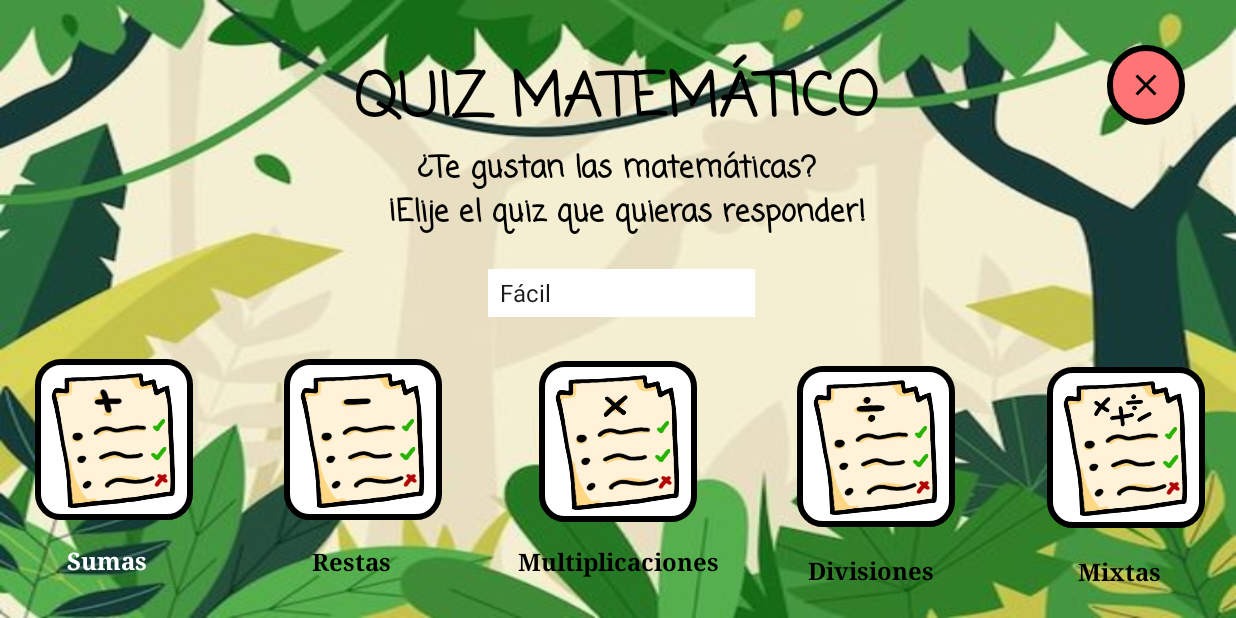
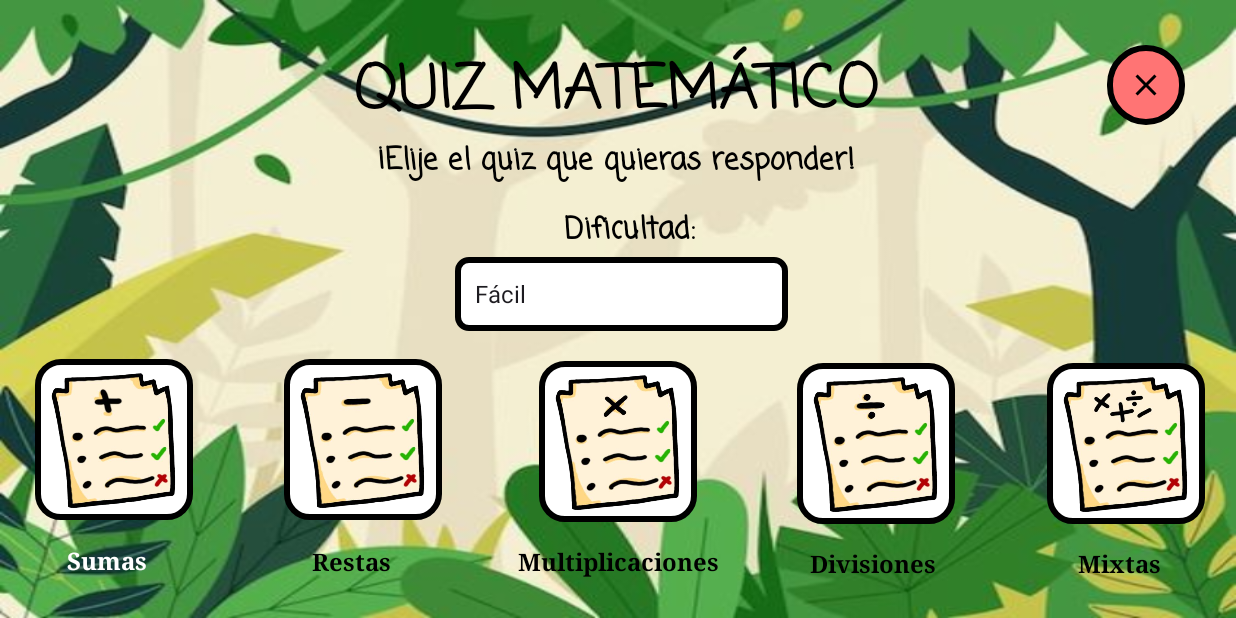
Before and after one commit to iscRamirezAbril/Android_QuizApp_SQLite_v2, an Android app: the QuizMenu_Activity screen opened directly, with no data from a screen before it, on a phone screen of 824 x 412 dp (held sideways). Run offline under Robolectric (Android 15) with nearby library versions, the phone set to English and light mode, and no system bars.

Commit message:
Diseño para el Dropdown del menú, terminado.

```diff
--- /dev/null
+++ b/app/src/main/res/drawable/spinner_background.xml
@@ -0,0 +1,17 @@
+<?xml version="1.0" encoding="utf-8"?>
+<selector xmlns:android="http://schemas.android.com/apk/res/android">
+    <item><layer-list>
+        <item>
+            <shape>
+                <solid
+                    android:color="@color/white">
+                </solid>
+
+                <corners android:radius="7dp" />
+                <stroke
+                    android:width="4dp"
+                    android:color="@color/black"/>
+            </shape>
+        </item>
+    </layer-list></item>
+</selector>
--- a/app/src/main/res/layout/activity_quizmenu.xml
+++ b/app/src/main/res/layout/activity_quizmenu.xml
@@ -21,7 +21,7 @@
         app:layout_constraintHorizontal_bias="0.993"
         app:layout_constraintStart_toStartOf="parent"
         app:layout_constraintTop_toTopOf="parent"
-        app:layout_constraintVertical_bias="0.838" />
+        app:layout_constraintVertical_bias="0.83" />
 
     <TextView
         android:id="@+id/txtView_title"
@@ -38,10 +38,10 @@
         app:layout_constraintHorizontal_bias="0.498"
         app:layout_constraintStart_toStartOf="parent"
         app:layout_constraintTop_toTopOf="parent"
-        app:layout_constraintVertical_bias="0.062" />
+        app:layout_constraintVertical_bias="0.045" />
 
     <TextView
-        android:id="@+id/txtLayoutMessage2"
+        android:id="@+id/txtLayoutMessage"
         android:layout_width="wrap_content"
         android:layout_height="wrap_content"
         android:fontFamily="casual"
@@ -52,27 +52,27 @@
         android:textStyle="bold"
         app:layout_constraintBottom_toBottomOf="parent"
         app:layout_constraintEnd_toEndOf="parent"
-        app:layout_constraintHorizontal_bias="0.512"
+        app:layout_constraintHorizontal_bias="0.497"
         app:layout_constraintStart_toStartOf="parent"
         app:layout_constraintTop_toBottomOf="@+id/txtView_title"
-        app:layout_constraintVertical_bias="0.109" />
+        app:layout_constraintVertical_bias="0.0" />
 
     <TextView
-        android:id="@+id/txtLayoutMessage"
+        android:id="@+id/txtLayoutMessage2"
         android:layout_width="wrap_content"
         android:layout_height="wrap_content"
         android:fontFamily="casual"
-        android:text="¿Te gustan las matemáticas?"
+        android:text="Dificultad:"
         android:textAllCaps="false"
         android:textColor="#000000"
         android:textSize="20sp"
         android:textStyle="bold"
         app:layout_constraintBottom_toBottomOf="parent"
         app:layout_constraintEnd_toEndOf="parent"
-        app:layout_constraintHorizontal_bias="0.498"
+        app:layout_constraintHorizontal_bias="0.511"
         app:layout_constraintStart_toStartOf="parent"
         app:layout_constraintTop_toBottomOf="@+id/txtView_title"
-        app:layout_constraintVertical_bias="0.0" />
+        app:layout_constraintVertical_bias="0.169" />
 
     <ImageButton
         android:id="@+id/btnAddQuiz"
@@ -131,7 +131,7 @@
         app:layout_constraintHorizontal_bias="0.75"
         app:layout_constraintStart_toStartOf="parent"
         app:layout_constraintTop_toTopOf="parent"
-        app:layout_constraintVertical_bias="0.835" />
+        app:layout_constraintVertical_bias="0.83" />
 
     <ImageButton
         android:id="@+id/imageButton11"
@@ -209,10 +209,10 @@
         android:textStyle="bold"
         app:layout_constraintBottom_toBottomOf="parent"
         app:layout_constraintEnd_toEndOf="parent"
-        app:layout_constraintHorizontal_bias="0.738"
+        app:layout_constraintHorizontal_bias="0.74"
         app:layout_constraintStart_toStartOf="parent"
         app:layout_constraintTop_toBottomOf="@+id/btnDivQuiz"
-        app:layout_constraintVertical_bias="0.384" />
+        app:layout_constraintVertical_bias="0.0" />
 
     <TextView
         android:id="@+id/lblMixedQuiz"
@@ -229,13 +229,15 @@
         app:layout_constraintHorizontal_bias="0.954"
         app:layout_constraintStart_toStartOf="parent"
         app:layout_constraintTop_toBottomOf="@+id/btnMixedQuiz"
-        app:layout_constraintVertical_bias="0.407" />
+        app:layout_constraintVertical_bias="0.0" />
 
     <Spinner
         android:id="@+id/spinner_difficulty"
-        android:layout_width="178dp"
-        android:layout_height="32dp"
-        android:background="#FFFFFF"
+        android:layout_width="222dp"
+        android:layout_height="49dp"
+        android:background="@drawable/spinner_background"
+        android:paddingStart="5dp"
+        android:spinnerMode="dropdown"
         app:layout_constraintBottom_toBottomOf="parent"
         app:layout_constraintEnd_toEndOf="parent"
         app:layout_constraintHorizontal_bias="0.504"
```
